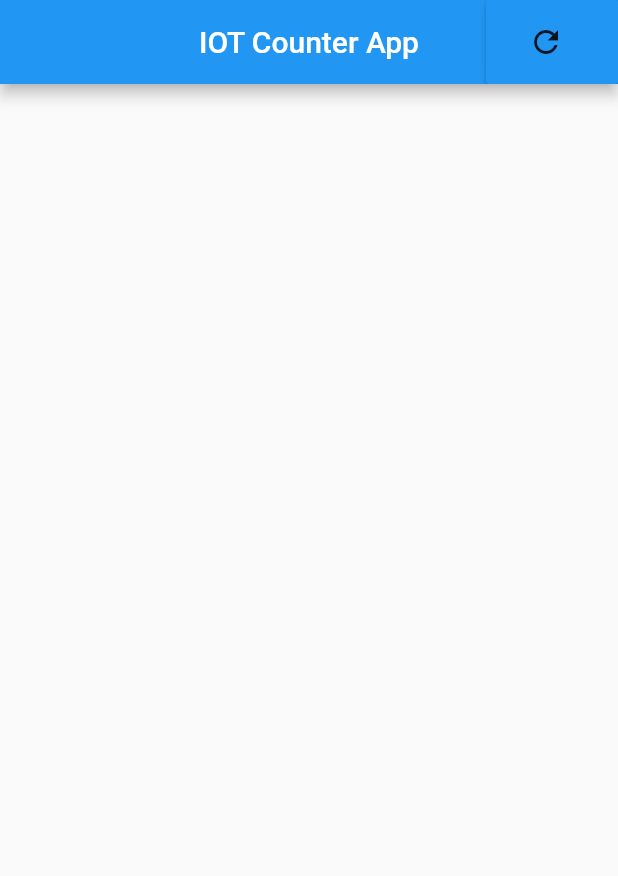
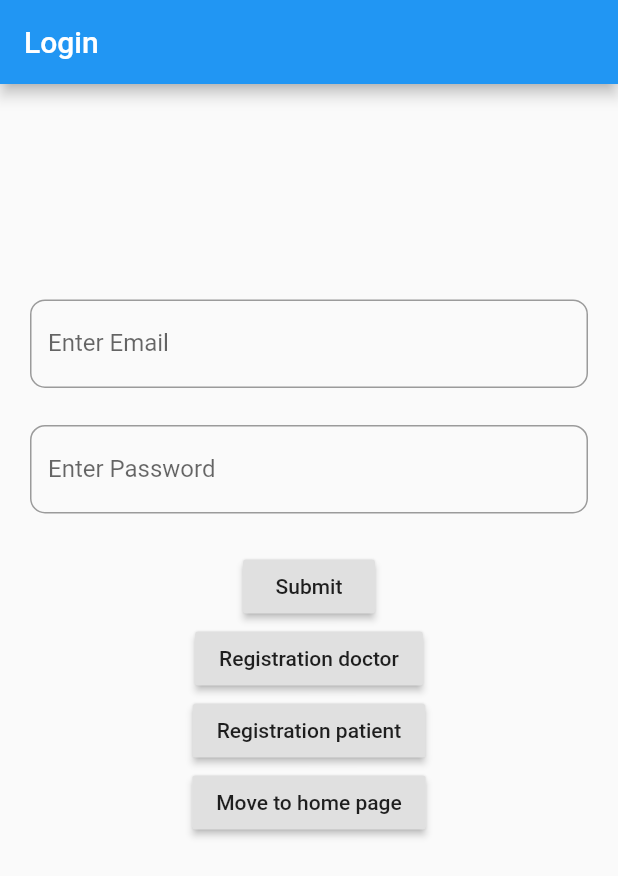
Before and after one commit to adi-codes/iotflutterapp, a Flutter app: the screen it shows after launch, on a phone screen of 412 x 824 dp. Shown: the top 876 px of the screen. Run offline on Flutter 3.47's test engine with Material 2 defaults, Android fonts, the phone set to English and light mode, and no system bars; our stand-ins replace firebase_database, firebase_messaging, flutter_local_notifications, geolocator, shared_preferences; missing offline and left inert: android_alarm_manager; accounts and stored records are empty; Roboto replaces fonts that are missing (Poppins).

Commit message:
adding login and registration screen

```diff
--- /dev/null
+++ b/iotcflutter_app/lib/helpers/list_item_gender.dart
@@ -0,0 +1,6 @@
+class ListItem {
+  int value;
+  String name;
+
+  ListItem(this.value, this.name);
+}
--- a/iotcflutter_app/lib/main.dart
+++ b/iotcflutter_app/lib/main.dart
@@ -1,3 +1,5 @@
+import 'package:iotcflutter_app/screens/login_screen.dart';
+
 import 'screens/home_page_ui.dart';
 import 'package:flutter/material.dart';
 
@@ -15,7 +17,7 @@ class MyApp extends StatelessWidget {
         primarySwatch: Colors.blue,
         visualDensity: VisualDensity.adaptivePlatformDensity,
       ),
-      home: MyHomePage(title: 'Counter'),
+      home: LoginPage()
     );
   }
 }
--- /dev/null
+++ b/iotcflutter_app/lib/screens/login_screen.dart
@@ -0,0 +1,130 @@
+import 'package:flutter/material.dart';
+import 'package:iotcflutter_app/screens/registration_doctor.dart';
+import 'package:iotcflutter_app/screens/registration_patient.dart';
+
+import 'home_page_ui.dart';
+
+class LoginPage extends StatefulWidget {
+  @override
+  _LoginPageState createState() => _LoginPageState();
+}
+
+class _LoginPageState extends State<LoginPage> {
+  @override
+  Widget build(BuildContext context) {
+    var height = MediaQuery.of(context).size.height;
+    var width = MediaQuery.of(context).size.width;
+    return Scaffold(
+      appBar: AppBar(
+        title: Container(
+          child: Text("Login"),
+        ),
+      ),
+      body: SingleChildScrollView(
+        child: Container(
+          padding: EdgeInsets.all(20),
+          child: Column(
+            mainAxisAlignment: MainAxisAlignment.start,
+            crossAxisAlignment: CrossAxisAlignment.center,
+            children: [
+              SizedBox(
+                height: height * 0.15,
+              ),
+              TextFormField(
+                decoration: new InputDecoration(
+                  labelText: "Enter Email",
+                  fillColor: Colors.white,
+                  border: new OutlineInputBorder(
+                    borderRadius: new BorderRadius.circular(10.0),
+                    borderSide: new BorderSide(),
+                  ),
+                  //fillColor: Colors.green
+                ),
+                validator: (val) {
+                  if (val.length == 0) {
+                    return "Email cannot be empty";
+                  } else {
+                    return null;
+                  }
+                },
+                keyboardType: TextInputType.emailAddress,
+                style: new TextStyle(
+                  fontFamily: "Poppins",
+                ),
+              ),
+              SizedBox(
+                height: height * 0.03,
+              ),
+              TextFormField(
+                decoration: new InputDecoration(
+                  labelText: "Enter Password",
+                  fillColor: Colors.white,
+                  border: new OutlineInputBorder(
+                    borderRadius: new BorderRadius.circular(10.0),
+                    borderSide: new BorderSide(),
+                  ),
+                  //fillColor: Colors.green
+                ),
+                validator: (val) {
+                  if (val.length == 0) {
+                    return "Email cannot be empty";
+                  } else {
+                    return null;
+                  }
+                },
+                keyboardType: TextInputType.emailAddress,
+                style: new TextStyle(
+                  fontFamily: "Poppins",
+                ),
+                obscureText: true,
+              ),
+              SizedBox(
+                height: height * 0.03,
+              ),
+              RaisedButton(
+                child: Container(
+                  child: Text("Submit")
+                ),
+                onPressed: () {},
+              ),
+              RaisedButton(
+                child: Container(
+                    child: Text("Registration doctor")
+                ),
+                onPressed: () {
+                  Navigator.push(
+                    context,
+                    MaterialPageRoute(builder: (context) => RegistrationDoctor()),
+                  );
+                  },
+              ),
+              RaisedButton(
+                child: Container(
+                    child: Text("Registration patient")
+                ),
+                onPressed: () {
+                  Navigator.push(
+                    context,
+                    MaterialPageRoute(builder: (context) => RegistrationPatient()),
+                  );
+                  },
+              ),
+              RaisedButton(
+                child: Container(
+                    child: Text("Move to home page")
+                ),
+                onPressed: () {
+                  Navigator.push(
+                    context,
+                    MaterialPageRoute(builder: (context) => MyHomePage(title: 'Counter')),
+                  );
+                  },
+              ),
+
+            ],
+          ),
+        ),
+      ),
+    );
+  }
+}
```
Also changed, not shown: iotcflutter_app/lib/screens/registration_doctor.dart (added, +232 -0 lines), iotcflutter_app/lib/screens/registration_patient.dart (added, +209 -0 lines).
